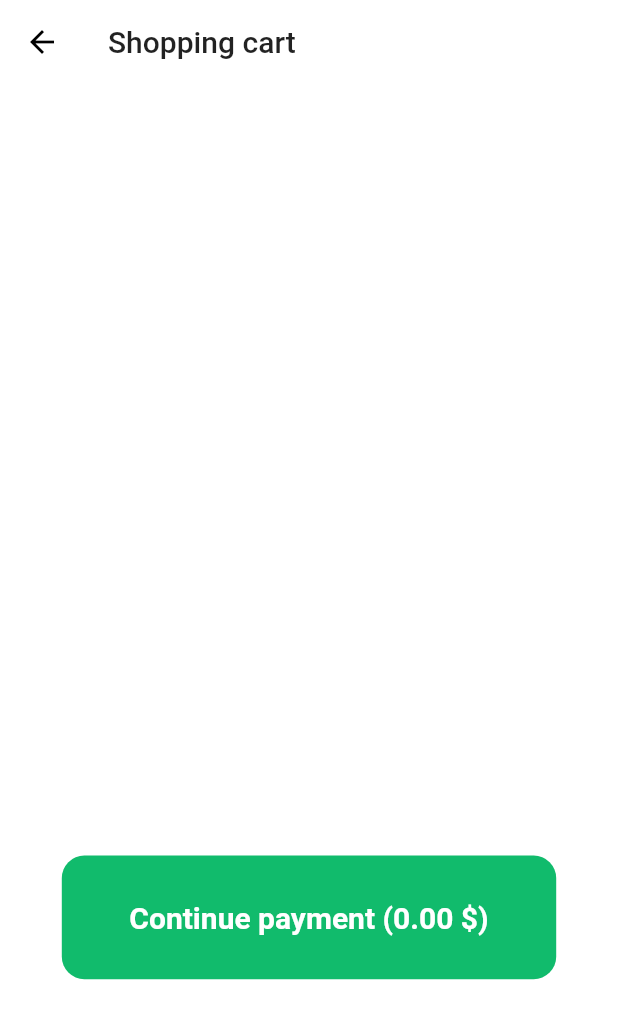
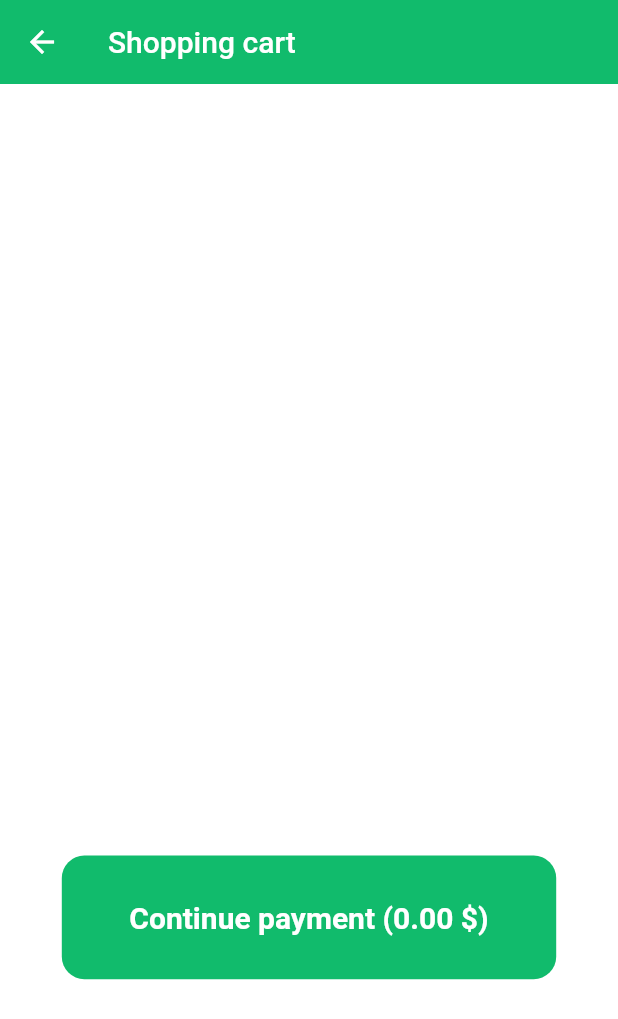
Before and after one commit to PatrykIZajac/TeaApp, a Flutter app: the CartScreen screen opened directly, on a phone screen of 412 x 824 dp. Shown: the top 1019 px of the screen. Run offline on Flutter 3.47's test engine with Material 2 defaults, Android fonts, the phone set to English and light mode, and no system bars; our stand-ins replace fluttertoast, shared_preferences, sqflite; accounts and stored records are empty; network calls fail.

```diff
--- a/lib/providers/tea_provider.dart
+++ b/lib/providers/tea_provider.dart
@@ -28,7 +28,7 @@ class TeaProvider extends ChangeNotifier {
           });
         }
         teas[place] = list;
-        print(list.length);
+        // print(list.length);
         return teas[place];
       }
     } catch (error) {
--- a/lib/screens/cart_screen.dart
+++ b/lib/screens/cart_screen.dart
@@ -147,10 +147,12 @@ class _CartScreenState extends State<CartScreen> {
         child: Consumer<CartProvider>(builder: (context, cart, child) {
           return Scaffold(
               appBar: AppBar(
+                iconTheme: IconThemeData(color: Colors.white),
                 title: Text(
                   '${delegate.ShoppingCartText}',
+                  style: TextStyle(color: Colors.white),
                 ),
-                backgroundColor: Colors.white,
+                backgroundColor: Theme.of(context).primaryColor,
                 elevation: 0,
               ),
               body: Padding(
--- a/lib/screens/category/category_tab.dart
+++ b/lib/screens/category/category_tab.dart
@@ -40,7 +40,7 @@ class _CategoryTabState extends State<CategoryTab>
     return RefreshIndicator(
       onRefresh: () async {
         await initList(true);
-        print(widget.countryName);
+        // print(widget.countryName);
       },
       child: Padding(
         padding: const EdgeInsets.fromLTRB(15, 30, 15, 0),
--- a/pubspec.yaml
+++ b/pubspec.yaml
@@ -32,9 +32,6 @@ dependencies:
   http: ^0.12.2
   provider: ^4.3.2+2
   sqflite: ^1.3.0
-  commons: ^0.7.8+3 #usunac
-  oktoast: ^2.3.2 #usunac
-  rflutter_alert: ^1.1.0 #usunac
   fluttertoast: ^7.1.6
 
 
```
Also changed, not shown: pubspec.lock.
